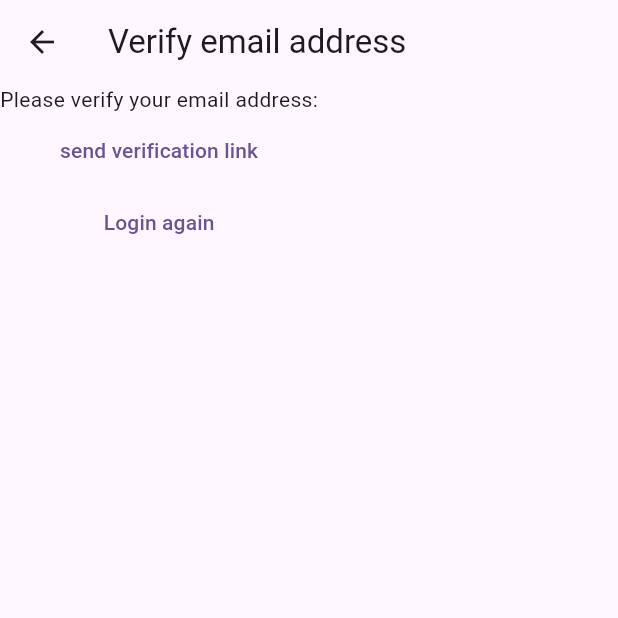
After one commit to RajKathiriya066/MyNotes, a Flutter app: the VerifyEmailView screen opened by its route, on a phone screen of 412 x 824 dp, the top half of it. The commit adds this screen. Run offline on Flutter 3.47's test engine with Material 3 defaults, Android fonts, the phone set to English and light mode, and no system bars; our stand-ins replace firebase_auth, firebase_core; accounts and stored records are empty.

Commit message:
added register, login and verify email views to navigation

```diff
--- /dev/null
+++ b/lib/views/VerifyEmailView.dart
@@ -0,0 +1,37 @@
+import 'package:firebase_auth/firebase_auth.dart';
+import 'package:flutter/material.dart';
+
+class VerifyEmailView extends StatefulWidget {
+  const VerifyEmailView({super.key});
+
+  @override
+  State<VerifyEmailView> createState() => _VerifyEmailViewState();
+}
+
+class _VerifyEmailViewState extends State<VerifyEmailView> {
+  @override
+  Widget build(BuildContext context) {
+    return Scaffold(
+      appBar: AppBar(
+        title: const Text("Verify email address"),
+      ),
+      body: Column(
+        children: [
+          Text("Please verify your email address:"),
+          TextButton(
+              onPressed: () async {
+                final user = FirebaseAuth.instance.currentUser;
+                await user?.sendEmailVerification();
+              },
+              child: const Text("send verification link")),
+          TextButton(
+              onPressed: () {
+                Navigator.of(context)
+                    .pushNamedAndRemoveUntil("/login/", (route) => false);
+              },
+              child: const Text("Login again"))
+        ],
+      ),
+    );
+  }
+}
```
Also changed, not shown: lib/main.dart (+19 -17 lines), lib/views/login_view.dart (+18 -28 lines), lib/views/register_view.dart (+17 -28 lines).
